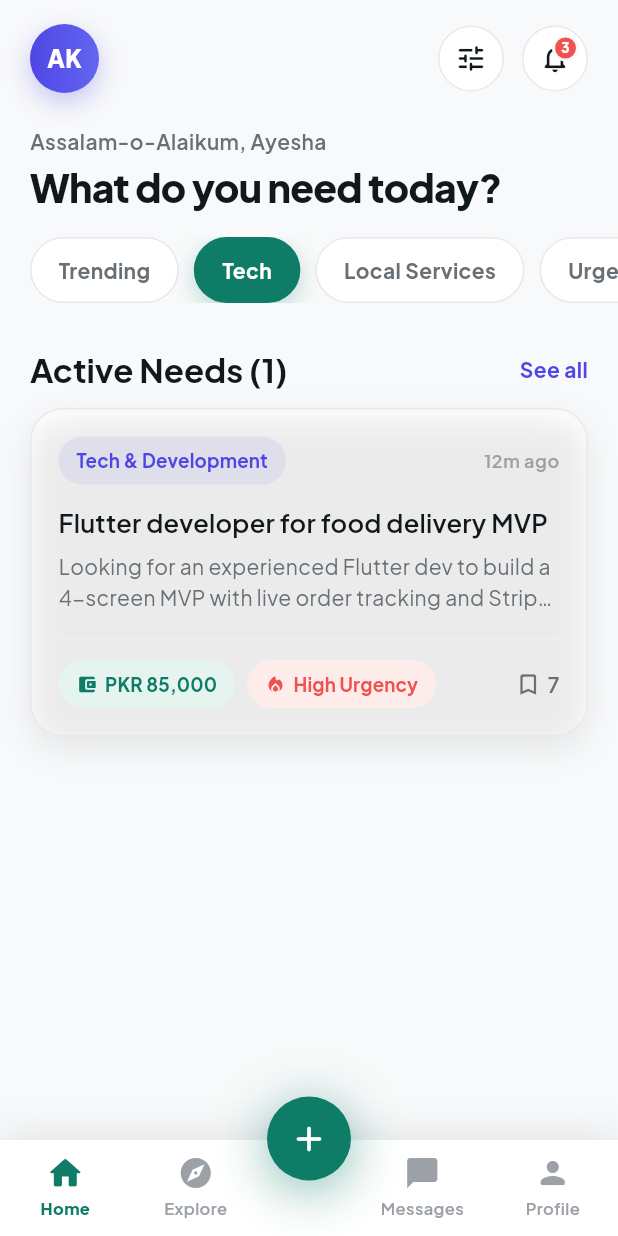
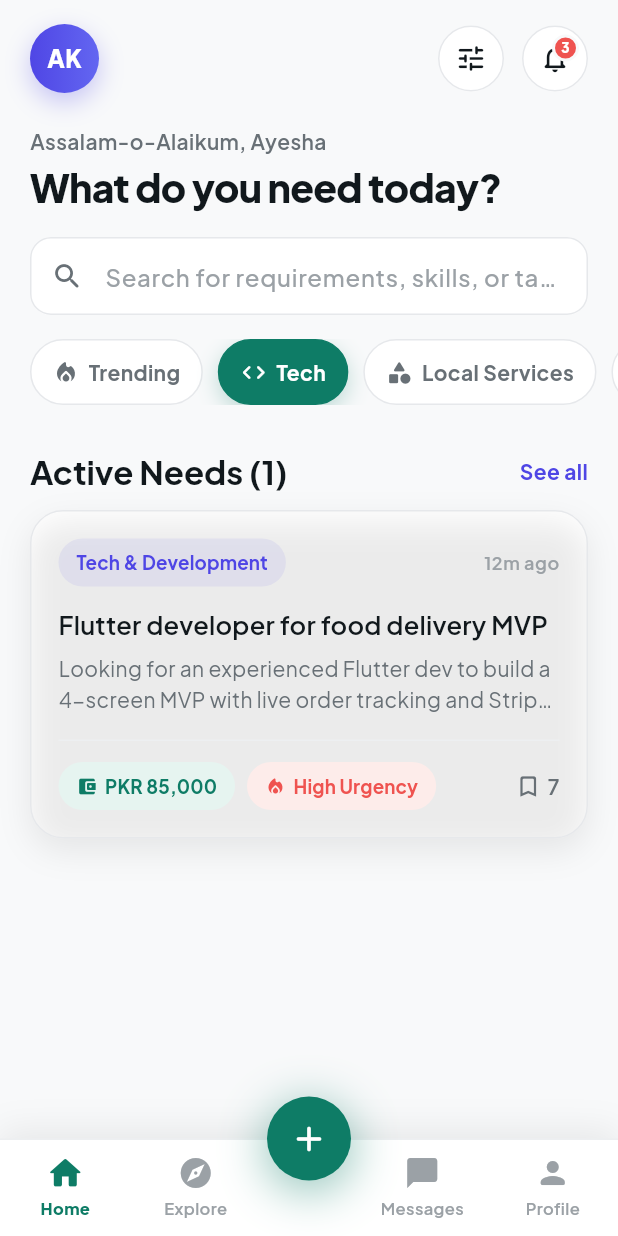
Before and after one commit to MysteriousEshoo/NeedBasedMarketplace, a Flutter app: the MainShell screen opened directly, after a tap on "Tech", on a phone screen of 412 x 824 dp. Run offline on Flutter 3.47's test engine with Material 3 defaults, Android fonts, the phone set to English and light mode, and no system bars; our stand-ins replace google_fonts.

Commit message:
search bar added and icons improved !

```diff
--- a/lib/screens/home_screen.dart
+++ b/lib/screens/home_screen.dart
@@ -40,6 +40,26 @@ class _HomeScreenState extends State<HomeScreen> {
     // A need was just posted — snap back to "Trending" so it shows on top.
     if (widget.postSignal != oldWidget.postSignal && _selectedFilter != 0) {
       setState(() => _selectedFilter = 0);
+    }
+  }
+
+  /// Maps a filter chip label to its corresponding icon.
+  IconData _getChipIcon(String chipLabel) {
+    switch (chipLabel) {
+      case 'Trending':
+        return Icons.local_fire_department_rounded;
+      case 'Urgent':
+        return Icons.bolt_rounded;
+      case 'Tech':
+        return Icons.code_rounded;
+      case 'Tutoring':
+        return Icons.school_rounded;
+      case 'Services':
+        return Icons.handshake_rounded;
+      case 'Repairs':
+        return Icons.build_rounded;
+      default:
+        return Icons.category_rounded;
     }
   }
 
@@ -258,7 +278,54 @@ class _HomeScreenState extends State<HomeScreen> {
             'What do you need today?',
             style: textTheme.headlineMedium?.copyWith(fontSize: 26),
           ),
+          const SizedBox(height: 16),
+          _buildSearchBar(),
         ],
+      ),
+    );
+  }
+
+  Widget _buildSearchBar() {
+    return Material(
+      color: AppColors.surface,
+      borderRadius: BorderRadius.circular(14),
+      child: TextField(
+        decoration: InputDecoration(
+          hintText: 'Search for requirements, skills, or tasks...',
+          hintStyle: const TextStyle(
+            color: AppColors.textTertiary,
+            fontWeight: FontWeight.w500,
+          ),
+          prefixIcon: const Padding(
+            padding: EdgeInsets.only(left: 14, right: 10),
+            child: Icon(
+              Icons.search_rounded,
+              color: AppColors.textSecondary,
+              size: 22,
+            ),
+          ),
+          prefixIconConstraints: const BoxConstraints(minHeight: 48),
+          border: OutlineInputBorder(
+            borderRadius: BorderRadius.circular(14),
+            borderSide: const BorderSide(color: AppColors.border),
+          ),
+          enabledBorder: OutlineInputBorder(
+            borderRadius: BorderRadius.circular(14),
+            borderSide: const BorderSide(color: AppColors.border),
+          ),
+          focusedBorder: OutlineInputBorder(
+            borderRadius: BorderRadius.circular(14),
+            borderSide: const BorderSide(
+              color: AppColors.primary,
+              width: 1.5,
+            ),
+          ),
+          contentPadding: const EdgeInsets.fromLTRB(0, 14, 16, 14),
+        ),
+        style: const TextStyle(
+          color: AppColors.textPrimary,
+          fontWeight: FontWeight.w500,
+        ),
       ),
     );
   }
@@ -273,12 +340,14 @@ class _HomeScreenState extends State<HomeScreen> {
         separatorBuilder: (_, __) => const SizedBox(width: 10),
         itemBuilder: (context, index) {
           final selected = index == _selectedFilter;
+          final chipLabel = MockData.filterChips[index];
+          final chipIcon = _getChipIcon(chipLabel);
           return GestureDetector(
             onTap: () => setState(() => _selectedFilter = index),
             child: AnimatedContainer(
               duration: const Duration(milliseconds: 220),
               curve: Curves.easeOut,
-              padding: const EdgeInsets.symmetric(horizontal: 18),
+              padding: const EdgeInsets.symmetric(horizontal: 14),
               alignment: Alignment.center,
               decoration: BoxDecoration(
                 color: selected ? AppColors.primary : AppColors.surface,
@@ -296,13 +365,24 @@ class _HomeScreenState extends State<HomeScreen> {
                       ]
                     : null,
               ),
-              child: Text(
-                MockData.filterChips[index],
-                style: TextStyle(
-                  color: selected ? Colors.white : AppColors.textSecondary,
-                  fontWeight: FontWeight.w700,
-                  fontSize: 14,
-                ),
+              child: Row(
+                mainAxisSize: MainAxisSize.min,
+                children: [
+                  Icon(
+                    chipIcon,
+                    size: 18,
+                    color: selected ? Colors.white : AppColors.textSecondary,
+                  ),
+                  const SizedBox(width: 6),
+                  Text(
+                    chipLabel,
+                    style: TextStyle(
+                      color: selected ? Colors.white : AppColors.textSecondary,
+                      fontWeight: FontWeight.w700,
+                      fontSize: 14,
+                    ),
+                  ),
+                ],
               ),
             ),
           );
```
